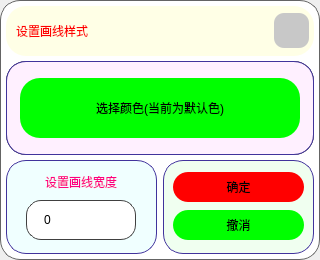
Old version of the form UI/LineStyle_light.ui in the repository shiyindebcd/ProcessTrader.
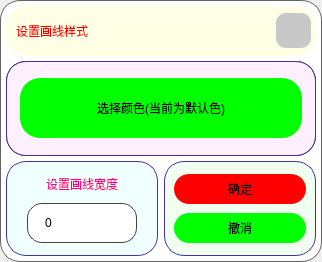
New version of the form. Icons and pictures are not drawn.

The edit to the form file:
```diff
--- a/UI/LineStyle_light.ui
+++ b/UI/LineStyle_light.ui
@@ -6,8 +6,8 @@
    <rect>
     <x>0</x>
     <y>0</y>
-    <width>320</width>
-    <height>260</height>
+    <width>322</width>
+    <height>262</height>
    </rect>
   </property>
   <property name="windowTitle">
```
Left out of the diff: 2 changed lines with no effect on the pictures.
